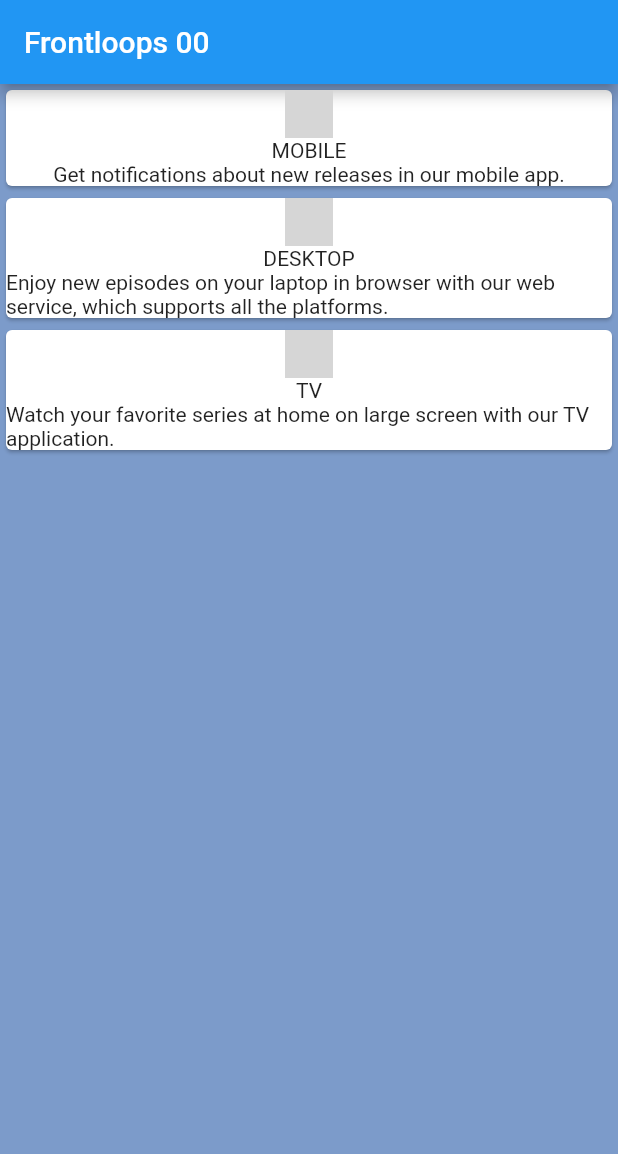
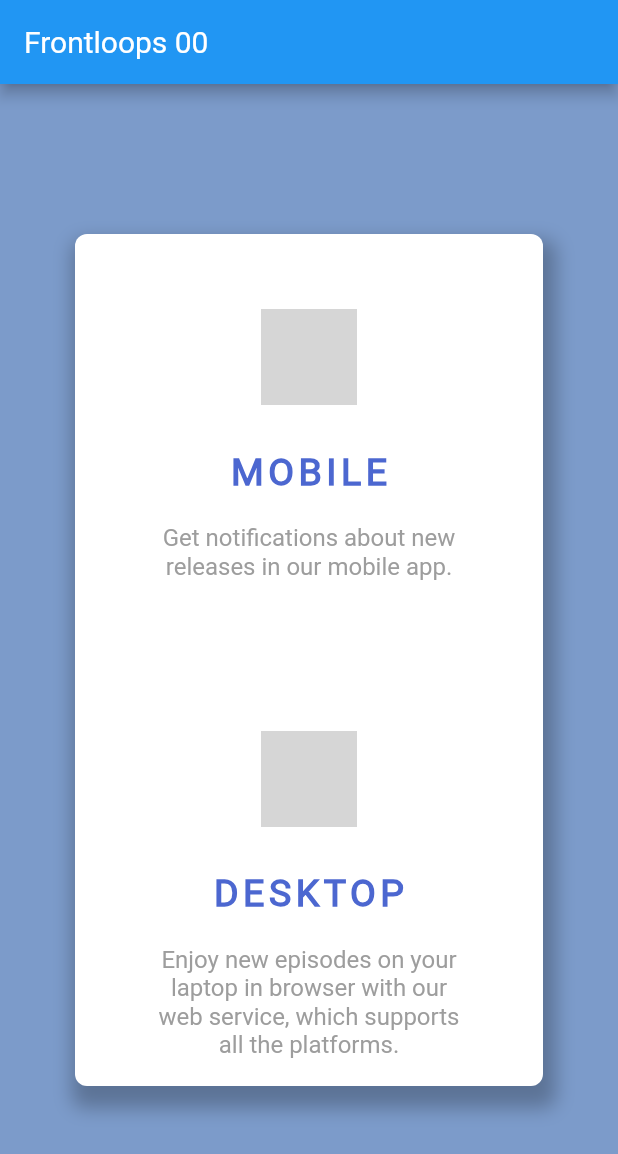
Before and after one commit to sparklaunch/Frontloops_00, a Flutter app: the screen it shows after launch, on a phone screen of 412 x 824 dp. Shown: the top 1154 px of the screen. Run offline on Flutter 3.47's test engine with Material 2 defaults, Android fonts, the phone set to English and light mode, and no system bars; grey boxes are pictures that could not be loaded.

Commit message:
change dramatically

```diff
--- a/lib/Item.dart
+++ b/lib/Item.dart
@@ -1,5 +1,8 @@
 import "package:flutter/material.dart";
 import "./Panel.dart";
+
+Color stressColor = Color.fromRGBO(76, 103, 208, 1.0);
+Color textColor = Color.fromRGBO(157, 157, 157, 1.0);
 
 class Item extends StatelessWidget {
   Panel panel;
@@ -7,14 +10,41 @@ class Item extends StatelessWidget {
 
   @override
   Widget build(BuildContext context) {
-    return Card(
+    return Padding(
       child: Column(
         children: [
-          Image.asset("./assets/${panel.imageFileName}"),
-          Text(panel.title),
-          Text(panel.description),
+          Image.asset(
+            "./assets/${panel.imageFileName}",
+            scale: 0.5,
+          ),
+          SizedBox(
+            height: 30.0,
+          ),
+          Text(
+            panel.title,
+            style: TextStyle(
+              fontFamily: "Roboto",
+              fontSize: 25.0,
+              fontWeight: FontWeight.bold,
+              color: stressColor,
+              letterSpacing: 3.0,
+            ),
+          ),
+          SizedBox(
+            height: 20.0,
+          ),
+          Text(
+            panel.description,
+            textAlign: TextAlign.center,
+            style: TextStyle(
+              fontSize: 16.0,
+              fontFamily: "Roboto",
+              color: textColor,
+            ),
+          ),
         ],
       ),
+      padding: const EdgeInsets.all(50.0),
     );
   }
 }
--- a/lib/main.dart
+++ b/lib/main.dart
@@ -4,8 +4,6 @@ import "./Item.dart";
 import "./CardBrain.dart";
 
 Color backgroundColor = Color.fromRGBO(124, 155, 202, 1.0);
-Color stressColor = Color.fromRGBO(76, 103, 208, 1.0);
-Color textColor = Color.fromRGBO(157, 157, 157, 1.0);
 
 CardBrain cardBrain = CardBrain();
 
@@ -24,11 +22,29 @@ void main() => runApp(
 class Frontloops extends StatelessWidget {
   @override
   Widget build(BuildContext context) {
-    return ListView.builder(
-      itemCount: cardBrain.getCards().length,
-      itemBuilder: (BuildContext context, int index) {
-        return Item(panel: cardBrain.getCards()[index]);
-      },
+    return Container(
+      decoration: BoxDecoration(
+        color: Colors.white,
+        borderRadius: BorderRadius.circular(8.0),
+        boxShadow: [
+          BoxShadow(
+            color: Colors.black26,
+            offset: Offset.fromDirection(1.2, 10),
+            spreadRadius: 5.0,
+            blurRadius: 10.0,
+          ),
+        ],
+      ),
+      margin: EdgeInsets.symmetric(
+        vertical: 100.0,
+        horizontal: 50.0,
+      ),
+      child: ListView.builder(
+        itemCount: cardBrain.getCards().length,
+        itemBuilder: (BuildContext context, int index) {
+          return Item(panel: cardBrain.getCards()[index]);
+        },
+      ),
     );
   }
 }
--- a/pubspec.yaml
+++ b/pubspec.yaml
@@ -61,6 +61,10 @@ flutter:
   # "family" key with the font family name, and a "fonts" key with a
   # list giving the asset and other descriptors for the font. For
   # example:
+  fonts:
+    - family: Roboto
+      fonts:
+        - asset: assets/roboto.ttf
   # fonts:
   #   - family: Schyler
   #     fonts:
```
